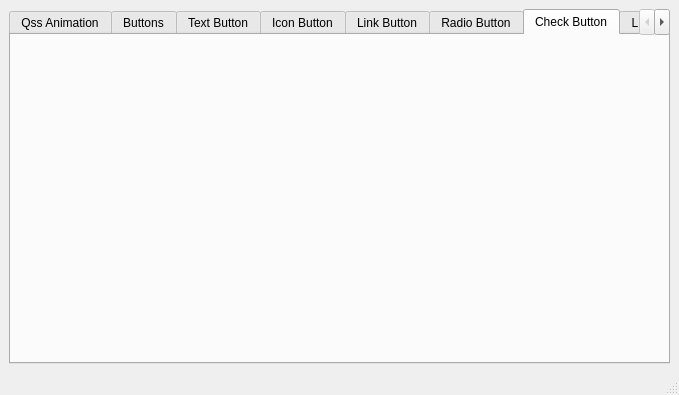
First picture: the form in mainwindow.ui, repository asok00000/qboostrap-test, before the edit.
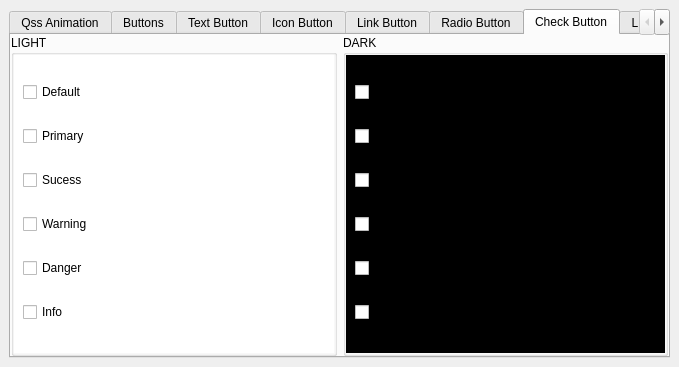
Second picture: the form after the edit. The open tabs and pages were chosen to show the change. Icons and pictures are not drawn. Custom widgets are drawn as their Qt base class.

Commit message: add check box button

The edit to the form file:
```diff
--- a/mainwindow.ui
+++ b/mainwindow.ui
@@ -7,7 +7,7 @@
     <x>0</x>
     <y>0</y>
     <width>679</width>
-    <height>395</height>
+    <height>367</height>
    </rect>
   </property>
   <property name="windowTitle">
@@ -4267,6 +4267,397 @@
        <attribute name="title">
         <string>Check Button</string>
        </attribute>
+       <layout class="QHBoxLayout" name="horizontalLayout_8">
+        <property name="leftMargin">
+         <number>0</number>
+        </property>
+        <property name="topMargin">
+         <number>0</number>
+        </property>
+        <property name="rightMargin">
+         <number>0</number>
+        </property>
+        <property name="bottomMargin">
+         <number>0</number>
+        </property>
+        <item>
+         <widget class="QGroupBox" name="groupBox_12">
+          <property name="styleSheet">
+           <string notr="true"/>
+          </property>
+          <property name="title">
+           <string>LIGHT</string>
+          </property>
+          <property name="buttonType" stdset="0">
+           <number>1</number>
+          </property>
+          <property name="iconName" stdset="0">
+           <string>yin-yang</string>
+          </property>
+          <layout class="QVBoxLayout" name="verticalLayout_11">
+           <property name="leftMargin">
+            <number>0</number>
+           </property>
+           <property name="topMargin">
+            <number>0</number>
+           </property>
+           <property name="rightMargin">
+            <number>0</number>
+           </property>
+           <property name="bottomMargin">
+            <number>0</number>
+           </property>
+           <item>
+            <widget class="QWidget" name="widget_20" native="true">
+             <property name="styleSheet">
+              <string notr="true">.QWidget {
+	background-color: rgba(255, 255, 255, 255);
+}</string>
+             </property>
+             <layout class="QGridLayout" name="gridLayout_11">
+              <item row="0" column="0">
+               <widget class="QCheckBox" name="pushButton_99">
+                <property name="autoFillBackground">
+                 <bool>false</bool>
+                </property>
+                <property name="styleSheet">
+                 <string notr="true"/>
+                </property>
+                <property name="text">
+                 <string>Default</string>
+                </property>
+                <property name="tristate">
+                 <bool>true</bool>
+                </property>
+                <property name="spacing" stdset="0">
+                 <number>8</number>
+                </property>
+                <property name="styleMode" stdset="0">
+                 <number>0</number>
+                </property>
+                <property name="darkMode" stdset="0">
+                 <bool>false</bool>
+                </property>
+               </widget>
+              </item>
+              <item row="2" column="0">
+               <widget class="QCheckBox" name="pushButton_104">
+                <property name="autoFillBackground">
+                 <bool>false</bool>
+                </property>
+                <property name="text">
+                 <string>Sucess</string>
+                </property>
+                <property name="icon">
+                 <iconset theme="yin-yang"/>
+                </property>
+                <property name="tristate">
+                 <bool>true</bool>
+                </property>
+                <property name="spacing" stdset="0">
+                 <number>8</number>
+                </property>
+                <property name="styleMode" stdset="0">
+                 <number>2</number>
+                </property>
+                <property name="darkMode" stdset="0">
+                 <bool>false</bool>
+                </property>
+               </widget>
+              </item>
+              <item row="3" column="0">
+               <widget class="QCheckBox" name="pushButton_103">
+                <property name="autoFillBackground">
+                 <bool>false</bool>
+                </property>
+                <property name="text">
+                 <string>Warning</string>
+                </property>
+                <property name="icon">
+                 <iconset theme="yin-yang"/>
+                </property>
+                <property name="tristate">
+                 <bool>true</bool>
+                </property>
+                <property name="spacing" stdset="0">
+                 <number>8</number>
+                </property>
+                <property name="styleMode" stdset="0">
+                 <number>3</number>
+                </property>
+                <property name="darkMode" stdset="0">
+                 <bool>false</bool>
+                </property>
+               </widget>
+              </item>
+              <item row="4" column="0">
+               <widget class="QCheckBox" name="pushButton_102">
+                <property name="autoFillBackground">
+                 <bool>false</bool>
+                </property>
+                <property name="text">
+                 <string>Danger</string>
+                </property>
+                <property name="icon">
+                 <iconset theme="yin-yang"/>
+                </property>
+                <property name="tristate">
+                 <bool>true</bool>
+                </property>
+                <property name="spacing" stdset="0">
+                 <number>8</number>
+                </property>
+                <property name="styleMode" stdset="0">
+                 <number>4</number>
+                </property>
+                <property name="darkMode" stdset="0">
+                 <bool>false</bool>
+                </property>
+               </widget>
+              </item>
+              <item row="5" column="0">
+               <widget class="QCheckBox" name="pushButton_101">
+                <property name="autoFillBackground">
+                 <bool>false</bool>
+                </property>
+                <property name="text">
+                 <string>Info</string>
+                </property>
+                <property name="icon">
+                 <iconset theme="yin-yang"/>
+                </property>
+                <property name="tristate">
+                 <bool>true</bool>
+                </property>
+                <property name="spacing" stdset="0">
+                 <number>8</number>
+                </property>
+                <property name="styleMode" stdset="0">
+                 <number>5</number>
+                </property>
+                <property name="darkMode" stdset="0">
+                 <bool>false</bool>
+                </property>
+               </widget>
+              </item>
+              <item row="1" column="0">
+               <widget class="QCheckBox" name="pushButton_100">
+                <property name="autoFillBackground">
+                 <bool>false</bool>
+                </property>
+                <property name="text">
+                 <string>Primary</string>
+                </property>
+                <property name="icon">
+                 <iconset theme="yin-yang"/>
+                </property>
+                <property name="tristate">
+                 <bool>true</bool>
+                </property>
+                <property name="spacing" stdset="0">
+                 <number>8</number>
+                </property>
+                <property name="styleMode" stdset="0">
+                 <number>1</number>
+                </property>
+                <property name="darkMode" stdset="0">
+                 <bool>false</bool>
+                </property>
+               </widget>
+              </item>
+             </layout>
+            </widget>
+           </item>
+          </layout>
+         </widget>
+        </item>
+        <item>
+         <widget class="QGroupBox" name="groupBox_13">
+          <property name="styleSheet">
+           <string notr="true"/>
+          </property>
+          <property name="title">
+           <string>DARK</string>
+          </property>
+          <layout class="QVBoxLayout" name="verticalLayout_12">
+           <property name="leftMargin">
+            <number>0</number>
+           </property>
+           <property name="topMargin">
+            <number>0</number>
+           </property>
+           <property name="rightMargin">
+            <number>0</number>
+           </property>
+           <property name="bottomMargin">
+            <number>0</number>
+           </property>
+           <item>
+            <widget class="QWidget" name="widget_21" native="true">
+             <property name="styleSheet">
+              <string notr="true">.QWidget {
+	
+	background-color: rgba(0, 0, 0, 255);
+}</string>
+             </property>
+             <layout class="QGridLayout" name="gridLayout_12">
+              <item row="3" column="0">
+               <widget class="QCheckBox" name="pushButton_108">
+                <property name="autoFillBackground">
+                 <bool>false</bool>
+                </property>
+                <property name="text">
+                 <string>Warning</string>
+                </property>
+                <property name="icon">
+                 <iconset theme="yin-yang"/>
+                </property>
+                <property name="tristate">
+                 <bool>true</bool>
+                </property>
+                <property name="spacing" stdset="0">
+                 <number>8</number>
+                </property>
+                <property name="styleMode" stdset="0">
+                 <number>3</number>
+                </property>
+                <property name="darkMode" stdset="0">
+                 <bool>true</bool>
+                </property>
+               </widget>
+              </item>
+              <item row="5" column="0">
+               <widget class="QCheckBox" name="pushButton_110">
+                <property name="autoFillBackground">
+                 <bool>false</bool>
+                </property>
+                <property name="text">
+                 <string>Info</string>
+                </property>
+                <property name="icon">
+                 <iconset theme="yin-yang"/>
+                </property>
+                <property name="tristate">
+                 <bool>true</bool>
+                </property>
+                <property name="spacing" stdset="0">
+                 <number>8</number>
+                </property>
+                <property name="styleMode" stdset="0">
+                 <number>5</number>
+                </property>
+                <property name="darkMode" stdset="0">
+                 <bool>true</bool>
+                </property>
+               </widget>
+              </item>
+              <item row="4" column="0">
+               <widget class="QCheckBox" name="pushButton_109">
+                <property name="autoFillBackground">
+                 <bool>false</bool>
+                </property>
+                <property name="text">
+                 <string>Danger</string>
+                </property>
+                <property name="icon">
+                 <iconset theme="yin-yang"/>
+                </property>
+                <property name="tristate">
+                 <bool>true</bool>
+                </property>
+                <property name="spacing" stdset="0">
+                 <number>8</number>
+                </property>
+                <property name="styleMode" stdset="0">
+                 <number>4</number>
+                </property>
+                <property name="darkMode" stdset="0">
+                 <bool>true</bool>
+                </property>
+               </widget>
+              </item>
+              <item row="2" column="0">
+               <widget class="QCheckBox" name="pushButton_107">
+                <property name="autoFillBackground">
+                 <bool>false</bool>
+                </property>
+                <property name="text">
+                 <string>Sucess</string>
+                </property>
+                <property name="icon">
+                 <iconset theme="yin-yang"/>
+                </property>
+                <property name="tristate">
+                 <bool>true</bool>
+                </property>
+                <property name="spacing" stdset="0">
+                 <number>8</number>
+                </property>
+                <property name="styleMode" stdset="0">
+                 <number>2</number>
+                </property>
+                <property name="darkMode" stdset="0">
+                 <bool>true</bool>
+                </property>
+               </widget>
+              </item>
+              <item row="1" column="0">
+               <widget class="QCheckBox" name="pushButton_106">
+                <property name="autoFillBackground">
+                 <bool>false</bool>
+                </property>
+                <property name="text">
+                 <string>Primary</string>
+                </property>
+                <property name="icon">
+                 <iconset theme="yin-yang"/>
+                </property>
+                <property name="tristate">
+                 <bool>true</bool>
+                </property>
+                <property name="spacing" stdset="0">
+                 <number>8</number>
+                </property>
+                <property name="styleMode" stdset="0">
+                 <number>1</number>
+                </property>
+                <property name="darkMode" stdset="0">
+                 <bool>true</bool>
+                </property>
+               </widget>
+              </item>
+              <item row="0" column="0">
+               <widget class="QCheckBox" name="pushButton_105">
+                <property name="autoFillBackground">
+                 <bool>false</bool>
+                </property>
+                <property name="text">
+                 <string>Default</string>
+                </property>
+                <property name="icon">
+                 <iconset theme="yin-yang"/>
+                </property>
+                <property name="tristate">
+                 <bool>true</bool>
+                </property>
+                <property name="spacing" stdset="0">
+                 <number>8</number>
+                </property>
+                <property name="styleMode" stdset="0">
+                 <number>0</number>
+                </property>
+                <property name="darkMode" stdset="0">
+                 <bool>true</bool>
+                </property>
+               </widget>
+              </item>
+             </layout>
+            </widget>
+           </item>
+          </layout>
+         </widget>
+        </item>
+       </layout>
       </widget>
       <widget class="QWidget" name="tab_8">
        <attribute name="title">
@@ -4287,7 +4678,6 @@
     </rect>
    </property>
   </widget>
-  <widget class="QStatusBar" name="statusbar"/>
  </widget>
  <customwidgets>
   <customwidget>
```
Left out of the diff: 58 changed lines with no effect on the pictures. The commit also changes 2 other files.
